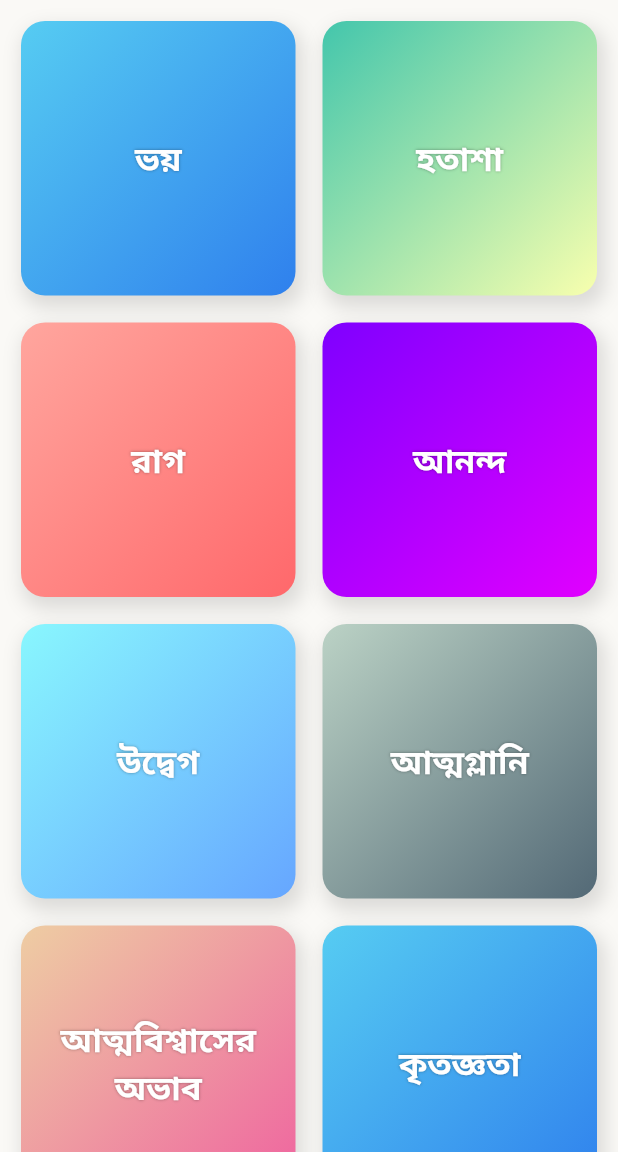
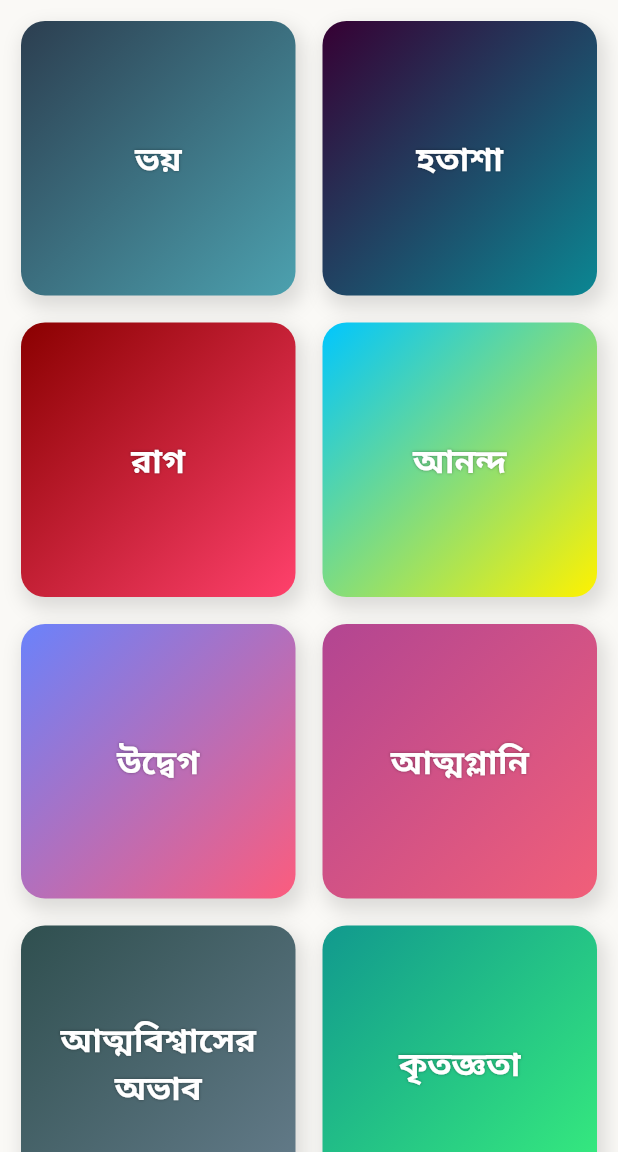
Before and after one commit to Arafat6462/feelings_box, a Flutter app: the screen it shows after launch, on a phone screen of 412 x 824 dp, the part 84-1236 px from its top. Run offline on Flutter 3.47's test engine with Material 3 defaults, Android fonts, the phone set to English and light mode, and no system bars.

Commit message:
adjust color

```diff
--- a/lib/main.dart
+++ b/lib/main.dart
@@ -106,14 +106,16 @@
 
               // Optional: custom gradient color list
               final gradients = [
-                [Color(0xFF56CCF2), Color(0xFF2F80ED)],
-                [Color(0xFF43C6AC), Color(0xFFF8FFAE)],
-                [Color(0xFFFFA69E), Color(0xFFFF686B)],
-                [Color(0xFF7F00FF), Color(0xFFE100FF)],
-                [Color(0xFF89F7FE), Color(0xFF66A6FF)],
-                [Color(0xFFBBD2C5), Color(0xFF536976)],
-                [Color(0xFFEECDA3), Color(0xFFEF629F)],
+                [Color(0xFF2C3E50), Color(0xFF4CA1AF)], // ভয় (Fear)
+                [Color(0xFF360033), Color(0xFF0B8793)], // হতাশা (Despair)
+                [Color(0xFF8A0000), Color(0xFFFF416C)], // রাগ (Anger)
+                [Color(0xFF00C6FF), Color(0xFFFFF200)], // আনন্দ (Joy)
+                [Color(0xFF6A82FB), Color(0xFFFC5C7D)], // উদ্বেগ (Anxiety)
+                [Color(0xFFB24592), Color(0xFFF15F79)], // আত্মগ্লানি (Guilt)
+                [Color(0xFF2F4F4F), Color(0xFF667D8C)], // আত্মবিশ্বাসের অভাব (Low confidence)
+                [Color(0xFF11998E), Color(0xFF38EF7D)], // কৃতজ্ঞতা (Gratitude)
               ];
+
               final gradientColors = gradients[index % gradients.length];
 
               return GestureDetector(
```
